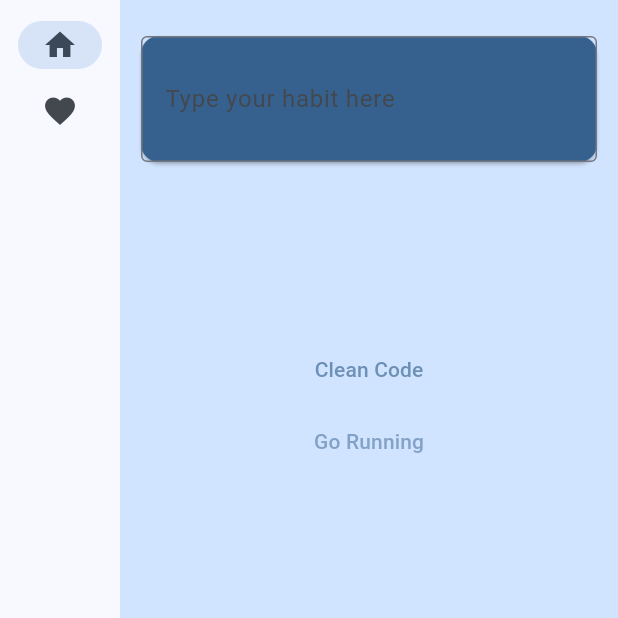
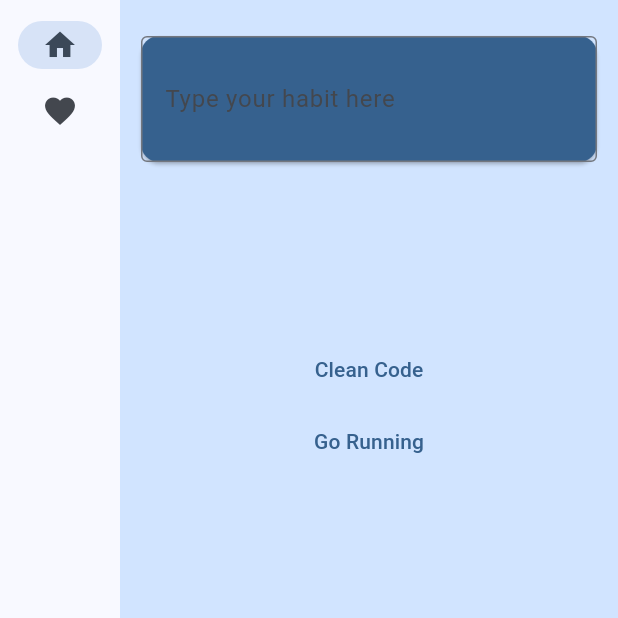
Before and after one commit to TeDand/aadat, a Flutter app: the screen it shows after launch, on a phone screen of 412 x 824 dp, the top half of it. Run offline on Flutter 3.47's test engine with Material 3 defaults, Android fonts, the phone set to English and light mode, and no system bars; our stand-ins replace sqflite; accounts and stored records are empty.

Commit message:
bug fix and mvvm

```diff
--- a/lib/main.dart
+++ b/lib/main.dart
@@ -44,7 +44,7 @@ class _RouterState extends State<Router> {
         // TODO: add habits view model
         page = HabitsPage();
       default:
-        throw UnimplementedError('no widget for $selectedIndex');
+        page = HomePage();
     }
 
     return LayoutBuilder(
--- a/lib/ui/home/widgets/big_card.dart
+++ b/lib/ui/home/widgets/big_card.dart
@@ -4,6 +4,8 @@ import 'package:flutter/material.dart';
 import 'package:provider/provider.dart';
 
 class BigCard extends StatefulWidget {
+  const BigCard({super.key});
+
   @override
   State<BigCard> createState() => _BigCardState();
 }
@@ -23,9 +25,6 @@ class _BigCardState extends State<BigCard> {
   Widget build(BuildContext context) {
     final homeViewModel = context.watch<HomeViewModel>();
     final theme = Theme.of(context);
-    final style = theme.textTheme.displayMedium!.copyWith(
-      color: theme.colorScheme.onPrimary,
-    );
 
     return Card(
       color: theme.colorScheme.primary,
@@ -35,14 +34,14 @@ class _BigCardState extends State<BigCard> {
             controller: _controller,
             focusNode: _focusNode,
             onSubmitted: (inputText) {
-              homeViewModel.addHabit(
-                Habit(title: inputText, description: 'tmp'),
-              );
+              homeViewModel.addHabit(Habit(title: inputText, description: ''));
               _controller.clear();
               _focusNode.requestFocus();
             },
-            style: style,
-            decoration: InputDecoration(
+            style: theme.textTheme.displayMedium!.copyWith(
+              color: theme.colorScheme.onPrimary,
+            ),
+            decoration: const InputDecoration(
               labelText: 'Type your habit here',
               border: OutlineInputBorder(),
             ),
@@ -54,7 +53,7 @@ class _BigCardState extends State<BigCard> {
               style: TextStyle(
                 color: homeViewModel.message!.contains("added!")
                     ? Colors.green
-                    : const Color.fromARGB(255, 246, 246, 245),
+                    : Colors.red,
               ),
             ),
           ],
--- a/lib/ui/home/widgets/habits_list_view.dart
+++ b/lib/ui/home/widgets/habits_list_view.dart
@@ -3,58 +3,11 @@ import 'package:aadat/ui/home/view_models/home_viewmodel.dart';
 import 'package:flutter/material.dart';
 import 'package:provider/provider.dart';
 
-class HabitsListView extends StatefulWidget {
-  @override
-  State<HabitsListView> createState() => _HabitsListViewState();
-}
-
-class _HabitsListViewState extends State<HabitsListView> {
-  /// Used to "fade out" the history items at the bottom, to suggest continuation.
-  static const Gradient _maskingGradient = LinearGradient(
-    // This gradient goes from fully transparent to fully opaque black...
-    colors: [Colors.black, Colors.transparent],
-    // ... from the top (transparent) to half (0.5) of the way to the bottom.
-    stops: [0.0, 0.5],
-    begin: Alignment.topCenter,
-    end: Alignment.bottomCenter,
-  );
-
-  final _key = GlobalKey<AnimatedListState>();
-  final List<Habit> _displayedHabits =
-      []; // local source of truth to display animated list
-
-  @override
-  void initState() {
-    super.initState();
-
-    final homeViewModel = context.read<HomeViewModel>();
-
-    // On first build, we want to animate all existing habits
-    WidgetsBinding.instance.addPostFrameCallback((_) {
-      // Insert in reverse order to have the newest at the top
-      final habits = homeViewModel.habits;
-      for (int i = habits.length - 1; i >= 0; i--) {
-        _insertItem(habits[i]);
-      }
-    });
-
-    homeViewModel.addListener(() {
-      // On every change, we want to add any new habits
-      for (var habit in homeViewModel.habits) {
-        if (!_displayedHabits.contains(habit)) {
-          _insertItem(habit);
-        }
-      }
-    });
-  }
-
-  void _insertItem(Habit habit) {
-    _displayedHabits.insert(0, habit); // insert habit at the top of local list
-    _key.currentState?.insertItem(0, duration: Duration(milliseconds: 300));
-  }
+class HabitsListView extends StatelessWidget {
+  const HabitsListView({super.key});
 
   void _showHabitEditor(BuildContext context, Habit habit) {
-    final habitService = context.read<HomeViewModel>();
+    final homeViewModel = context.read<HomeViewModel>();
     final titleController = TextEditingController(text: habit.title);
     final descriptionController = TextEditingController(
       text: habit.description,
@@ -62,17 +15,12 @@ class _HabitsListViewState extends State<HabitsListView> {
 
     showModalBottomSheet(
       context: context,
-      isScrollControlled: true, // lets it take up most of the screen
-      shape: RoundedRectangleBorder(
+      isScrollControlled: true,
+      shape: const RoundedRectangleBorder(
         borderRadius: BorderRadius.vertical(top: Radius.circular(20)),
       ),
       builder: (BuildContext context) {
-        return DraggableScrollableSheet(
-          expand: false,
-          builder: (context, scrollController) {
-            return SingleChildScrollView(
-              controller: scrollController,
-              child: Padding(
+        return Padding(
           padding: EdgeInsets.only(
             left: 16,
             right: 16,
@@ -80,47 +28,49 @@ class _HabitsListViewState extends State<HabitsListView> {
             bottom: MediaQuery.of(context).viewInsets.bottom + 20,
           ),
           child: Column(
+            mainAxisSize: MainAxisSize.min,
             crossAxisAlignment: CrossAxisAlignment.start,
             children: [
               Text(
                 "Edit Habit",
                 style: Theme.of(context).textTheme.headlineSmall,
               ),
-                    SizedBox(height: 16),
+              const SizedBox(height: 16),
 
               TextField(
                 controller: titleController,
-                      decoration: InputDecoration(
+                decoration: const InputDecoration(
                   labelText: "Title",
                   border: OutlineInputBorder(),
                 ),
               ),
 
-                    SizedBox(height: 16),
+              const SizedBox(height: 16),
               TextField(
                 controller: descriptionController,
-                      decoration: InputDecoration(
+                decoration: const InputDecoration(
                   labelText: "Description",
                   border: OutlineInputBorder(),
                 ),
                 maxLines: 3,
               ),
 
-                    SizedBox(height: 24),
+              const SizedBox(height: 24),
               Row(
                 mainAxisAlignment: MainAxisAlignment.end,
                 children: [
                   TextButton(
-                          child: Text("Cancel"),
+                    child: const Text("Cancel"),
                     onPressed: () => Navigator.of(context).pop(),
                   ),
                   ElevatedButton(
-                          child: Text("Save"),
+                    child: const Text("Save"),
                     onPressed: () {
-                            habit.title = titleController.text;
-                            habit.description = descriptionController.text;
-                            habitService.updateHabit(habit);
-                            setState(() {});
+                      final updated = habit.copy(
+                        title: titleController.text,
+                        description: descriptionController.text,
+                      );
+                      homeViewModel.updateHabit(updated);
                       Navigator.of(context).pop();
                     },
                   ),
@@ -128,9 +78,6 @@ class _HabitsListViewState extends State<HabitsListView> {
               ),
             ],
           ),
-              ),
-            );
-          },
         );
       },
     );
@@ -138,32 +85,20 @@ class _HabitsListViewState extends State<HabitsListView> {
 
   @override
   Widget build(BuildContext context) {
-    return ShaderMask(
-      shaderCallback: (bounds) => _maskingGradient.createShader(bounds),
-      // This blend mode takes the opacity of the shader (i.e. our gradient)
-      // and applies it to the destination (i.e. our animated list).
-      blendMode: BlendMode.dstIn,
-      child: AnimatedList(
-        key: _key,
-        reverse: false,
-        padding: EdgeInsets.only(top: 100),
-        initialItemCount: 0, // start empty, items added in initState
-        itemBuilder: (context, index, animation) {
-          final habit = _displayedHabits[index];
-          return SizeTransition(
-            sizeFactor: animation,
-            child: Center(
+    final habits = context.watch<HomeViewModel>().habits;
+
+    return ListView.builder(
+      padding: const EdgeInsets.only(top: 100),
+      itemCount: habits.length,
+      itemBuilder: (context, index) {
+        final habit = habits[index];
+        return Center(
           child: TextButton.icon(
-                onPressed: () {
-                  _showHabitEditor(context, habit);
-                  print("habit clicked");
-                },
+            onPressed: () => _showHabitEditor(context, habit),
             label: Text(habit.title, semanticsLabel: habit.title),
-              ),
           ),
         );
       },
-      ),
     );
   }
 }
```
Also changed, not shown: lib/data/services/habits.dart (+29 -19 lines), lib/ui/home/view_models/home_viewmodel.dart (+27 -39 lines). Lines whose indentation alone changed are shown as unchanged.
